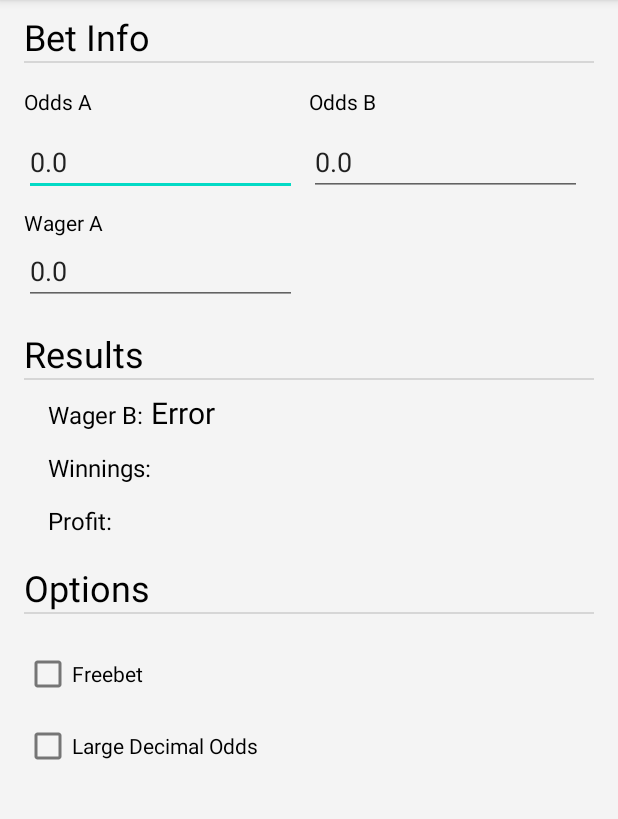
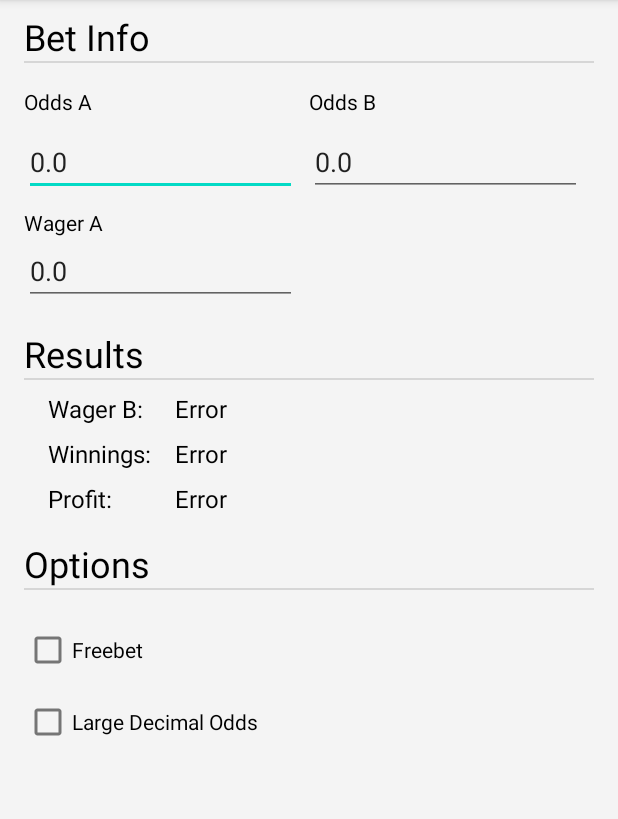
Before and after one commit to michaelberg12/BetCalculatorApp, an Android app: the screen it shows after launch (MainActivity), on a phone screen of 412 x 824 dp, the part 84-903 px from its top. Run offline under Robolectric (Android 15) with nearby library versions, the phone set to English and light mode, and no system bars; our stand-ins replace navigation-ui.

Commit message:
UI working

```diff
--- a/app/src/main/java/com/csci448/bet_calc/ui/calculator/CalculatorFragment.kt
+++ b/app/src/main/java/com/csci448/bet_calc/ui/calculator/CalculatorFragment.kt
@@ -12,6 +12,8 @@ import com.csci448.bet_calc.R
 import com.csci448.bet_calc.databinding.FragmentHomeBinding
 import com.csci448.bet_calc.utility.ArbCalculator
 import java.lang.Exception
+import java.text.NumberFormat
+import java.util.*
 import kotlin.math.absoluteValue
 
 class CalculatorFragment : Fragment() {
@@ -28,18 +30,25 @@ class CalculatorFragment : Fragment() {
         val root: View = binding.root
 
         binding.oddsAIn.addTextChangedListener { oddsA ->
+            if(!oddsA.isNullOrBlank()) {
                 calculatorVM.oddsA = oddsA.toString().toDouble().absoluteValue
                 updateUI()
             }
+        }
 
         binding.oddsBIn.addTextChangedListener { oddsB ->
+            if(!oddsB.isNullOrBlank()) {
                 calculatorVM.oddsB = oddsB.toString().toDouble().absoluteValue
                 updateUI()
             }
+        }
 
         binding.wagerAIn.addTextChangedListener { wagerAIn ->
+            if(!wagerAIn.isNullOrBlank()){
                 calculatorVM.wagerA = wagerAIn.toString().toDouble().absoluteValue
                 updateUI()
+            }
+
         }
 
         binding.decimalOdds.setOnClickListener { updateUI() }
@@ -73,9 +82,19 @@ class CalculatorFragment : Fragment() {
                 requireContext())
 
 
-            binding.wagerBText.text = returnBundle.getDouble("wager").toString()
+            val wager = returnBundle.getDouble(getString(R.string.wagerCalcBundle))
+            val winnings = returnBundle.getDouble(getString(R.string.winningsCalcBundle))
+            val profit = winnings - wager
+
+            val formatter = NumberFormat.getInstance(Locale.ENGLISH)
+            formatter.maximumFractionDigits = 2
+
+            binding.wagerBText.text = formatter.format(wager)
+            binding.winningsText.text = formatter.format(winnings)
+            binding.profitText.text = formatter.format(profit)
 
             return
+
         }catch (e: Exception) {
             if(e.message != null){
                 Log.e("calculator", "Return Bundle exception throw: " + e.message!!)
@@ -85,6 +104,8 @@ class CalculatorFragment : Fragment() {
         }
 
         binding.wagerBText.text = getString(R.string.error)
+        binding.winningsText.text = getString(R.string.error)
+        binding.profitText.text = getString(R.string.error)
 
     }
 }
--- a/app/src/main/res/layout/fragment_home.xml
+++ b/app/src/main/res/layout/fragment_home.xml
@@ -149,16 +149,17 @@
                         android:layout_marginTop="8dp"
                         android:text="@string/wager_b"
                         android:textColor="@color/black"
-                        android:textSize="16sp"
-                        tools:layout_marginRight="8dp" />
+                        android:textSize="16sp" />
 
                     <TextView
                         android:id="@+id/wagerBText"
                         android:layout_width="wrap_content"
                         android:layout_height="wrap_content"
+                        android:layout_marginStart="16dp"
+                        android:layout_marginLeft="16dp"
                         android:layout_marginTop="8dp"
                         android:textColor="@color/black"
-                        android:textSize="20sp"
+                        android:textSize="16sp"
                         tools:layout_marginRight="8dp" />
                 </TableRow>
 
@@ -172,16 +173,17 @@
                         android:layout_marginTop="8dp"
                         android:text="@string/winnings"
                         android:textColor="@color/black"
-                        android:textSize="16sp"
-                        tools:layout_marginRight="8dp" />
+                        android:textSize="16sp" />
 
                     <TextView
                         android:id="@+id/winningsText"
                         android:layout_width="wrap_content"
                         android:layout_height="wrap_content"
+                        android:layout_marginStart="16dp"
+                        android:layout_marginLeft="16dp"
                         android:layout_marginTop="8dp"
                         android:textColor="@color/black"
-                        android:textSize="20sp"
+                        android:textSize="16sp"
                         tools:layout_marginRight="8dp" />
                 </TableRow>
 
@@ -195,8 +197,7 @@
                         android:layout_marginTop="8dp"
                         android:text="@string/profit"
                         android:textColor="@color/black"
-                        android:textSize="16sp"
-                        tools:layout_marginRight="8dp" />
+                        android:textSize="16sp" />
 
                     <TextView
                         android:id="@+id/profitText"
@@ -204,8 +205,10 @@
                         android:layout_height="wrap_content"
                         android:layout_marginTop="8dp"
                         android:textColor="@color/black"
-                        android:textSize="20sp"
-                        tools:layout_marginRight="8dp" />
+                        android:textSize="16sp"
+                        tools:layout_marginRight="8dp"
+                        android:layout_marginLeft="16dp"
+                        android:layout_marginStart="16dp" />
                 </TableRow>
 
             </TableLayout>
```
Lines whose indentation alone changed are shown as unchanged.
